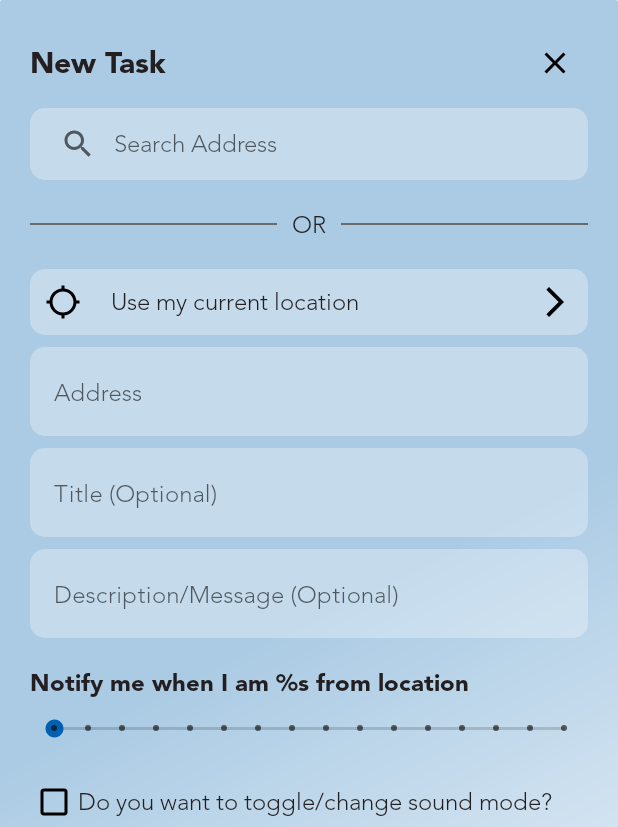
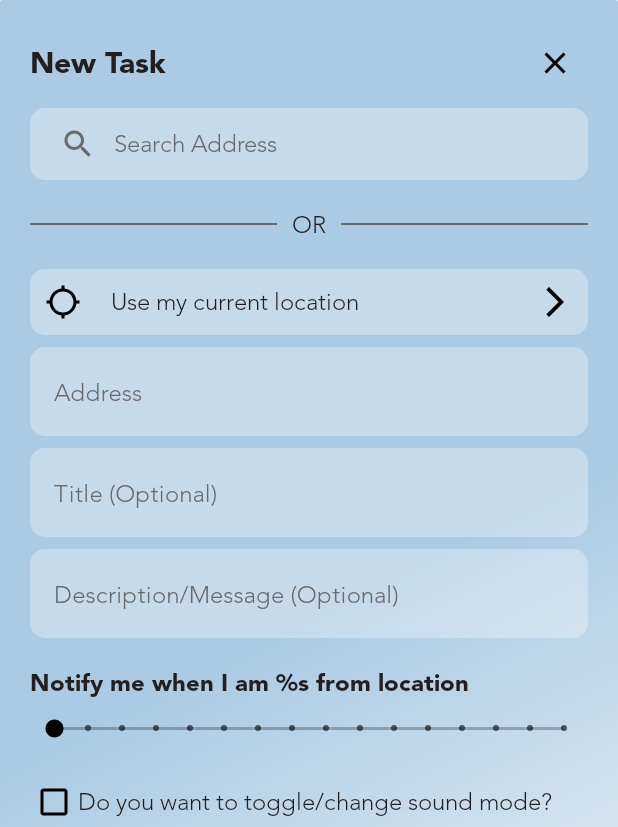
Before and after one commit to kunal311997/locale.io, an Android app: the layout create_task_dailog_fragment.xml on its own in the app's theme, with its tools: preview values and no code run, on a phone screen of 412 x 824 dp. Shown: the top 827 px of the screen. Run offline under Robolectric (Android 15) with nearby library versions, the phone set to English and light mode, and no system bars.

Commit message:
Added privacy policy and colors fixes

```diff
--- /dev/null
+++ b/app/src/main/res/drawable/thumb.xml
@@ -0,0 +1,5 @@
+<?xml version="1.0" encoding="utf-8"?>
+<selector xmlns:android="http://schemas.android.com/apk/res/android">
+    <item android:color="@color/black"  />
+
+</selector>
--- a/app/src/main/res/layout/create_task_dailog_fragment.xml
+++ b/app/src/main/res/layout/create_task_dailog_fragment.xml
@@ -57,6 +57,7 @@
                     android:iconifiedByDefault="false"
                     android:queryBackground="@android:color/transparent"
                     android:queryHint="Search Address"
+
                     android:theme="@style/searchViewStyle"
                     app:layout_constraintTop_toBottomOf="@+id/appBar" />
 
@@ -146,7 +147,8 @@
                         android:layout_width="match_parent"
                         android:layout_height="wrap_content"
                         android:layout_marginTop="8dp"
-                        android:background="@drawable/bg_light_rounded">
+                        android:background="@drawable/bg_light_rounded"
+                        android:textColorHint="@color/grey_text_color">
 
                         <com.google.android.material.textfield.TextInputEditText
                             android:id="@+id/edtAddress"
@@ -163,7 +165,8 @@
                         android:layout_width="match_parent"
                         android:layout_height="wrap_content"
                         android:layout_marginTop="8dp"
-                        android:background="@drawable/bg_light_rounded">
+                        android:background="@drawable/bg_light_rounded"
+                        android:textColorHint="@color/grey_text_color">
 
                         <com.google.android.material.textfield.TextInputEditText
                             android:id="@+id/edtTitle"
@@ -179,7 +182,8 @@
                         android:layout_width="match_parent"
                         android:layout_height="wrap_content"
                         android:layout_marginTop="8dp"
-                        android:background="@drawable/bg_light_rounded">
+                        android:background="@drawable/bg_light_rounded"
+                        android:textColorHint="@color/grey_text_color">
 
                         <com.google.android.material.textfield.TextInputEditText
                             android:id="@+id/edtDescription"
@@ -205,8 +209,11 @@
                         android:layout_height="wrap_content"
                         android:layout_marginTop="12dp"
                         android:max="15"
+                        android:background="@null"
+                        android:progressBackgroundTint="@color/black"
                         android:progressTint="@color/blue_main"
-                        android:thumbTint="@color/blue_main" />
+                        android:colorControlActivated="@color/blue_main"
+                        android:thumbTint="@drawable/thumb" />
 
                     <androidx.appcompat.widget.AppCompatCheckBox
                         android:id="@+id/checkboxSound"
--- a/app/src/main/res/values/themes.xml
+++ b/app/src/main/res/values/themes.xml
@@ -14,7 +14,9 @@
 
     <style name="searchViewStyle" parent="Widget.AppCompat.SearchView.ActionBar">
         <item name="android:fontFamily">@font/avenirltstd_light</item>
-        <item name="android:textColor">@color/title_color</item>
+        <item name="android:editTextColor">@color/title_color</item>
+        <item name="android:textColorHint">@color/grey_text_color</item>
+        <item name="android:colorControlNormal">@color/grey_text_color</item>
         <item name="android:textSize">16sp</item>
     </style>
 
@@ -40,6 +42,7 @@
         <item name="android:fontFamily">@font/avenirltstd_light</item>
         <item name="android:textColor">@color/title_color</item>
         <item name="android:textSize">16sp</item>
+        <item name="android:textColorHint">@color/green</item>
     </style>
 
     <style name="bodyBoldMedium" parent="ThemeOverlay.Material3.AutoCompleteTextView">
```
Also changed, not shown: app/src/main/res/layout/fragment_welcome.xml (+5 -5 lines), 1 other file.
